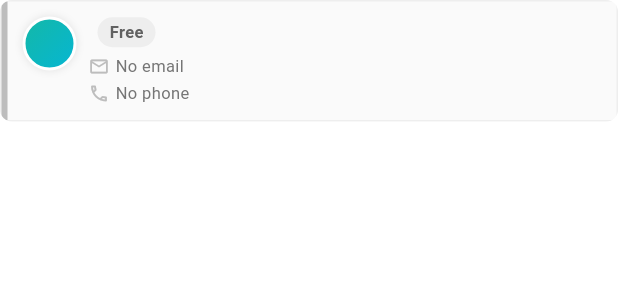
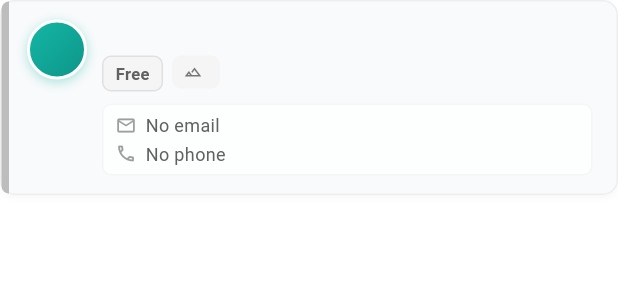
Before and after one commit to talktokris/service_cafe_mobile_app, a Flutter app: the ReferralTreeMemberCard widget shown alone on an empty page, opened directly with empty values, on a phone screen of 412 x 824 dp. Shown: the top 300 px of the screen. Run offline on Flutter 3.47's test engine with Material 3 defaults, Android fonts, the phone set to English and light mode, and no system bars; our stand-ins replace dio, flutter_secure_storage, go_router; accounts and stored records are empty; network calls fail.

Commit message:
tree map improved

```diff
--- a/lib/widgets/referral_tree/referral_tree_constants.dart
+++ b/lib/widgets/referral_tree/referral_tree_constants.dart
@@ -1,15 +1,21 @@
 import 'package:flutter/material.dart';
 
-/// Visual constants aligned with web `TreeViewMember.jsx`.
 class ReferralTreeStyle {
-  static const lineColor = Color(0xFF9CA3AF);
+  static const lineColor = Color(0xFF64748B);
   static const panelBg = Color(0xFFFAFAFA);
   static const lineWidth = 2.0;
-  static const spineX = 12.0;
-  static const branchW = 20.0;
-  static const parentStubH = 8.0;
+
+  /// Width reserved for connector gutter (left of cards).
+  static const gutterW = 28.0;
+  /// X position of vertical spine within the branch stack.
+  static const spineX = 13.0;
+  static const parentStubH = 14.0;
+  /// Indent per tree level for nested branches.
+  static const levelIndent = 28.0;
+  static const entryGap = 8.0;
 
   static const teal500 = Color(0xFF14B8A6);
+  static const teal600 = Color(0xFF0D9488);
   static const teal700 = Color(0xFF0F766E);
   static const cyan50 = Color(0xFFECFEFF);
   static const teal50 = Color(0xFFF0FDFA);
@@ -37,13 +43,13 @@ class BadgeRankStyle {
   static List<Color> colorsForBadge(Map<String, dynamic>? badge, {required bool isActive}) {
     if (badge == null) {
       return isActive
-          ? [ReferralTreeStyle.teal500, Color(0xFF06B6D4)]
+          ? [ReferralTreeStyle.teal500, ReferralTreeStyle.teal600]
           : [Color(0xFFD1D5DB), Color(0xFF9CA3AF)];
     }
     final name = badge['name']?.toString() ?? '';
     for (final r in ranks) {
       if (r.name == name) return r.colors;
     }
-    return [ReferralTreeStyle.teal500, Color(0xFF06B6D4)];
+    return [ReferralTreeStyle.teal500, ReferralTreeStyle.teal600];
   }
 }
--- a/lib/widgets/referral_tree/referral_tree_member_card.dart
+++ b/lib/widgets/referral_tree/referral_tree_member_card.dart
@@ -33,46 +33,50 @@ class ReferralTreeMemberCard extends StatelessWidget {
         (node['name']?.toString().isNotEmpty == true ? node['name'].toString()[0].toUpperCase() : '?');
     final accentColor = isActive ? ReferralTreeStyle.teal500 : Colors.grey.shade400;
 
-    final cardBody = ClipRRect(
-      borderRadius: BorderRadius.circular(8),
-      child: Material(
-        color: Colors.transparent,
+    final card = Material(
+      elevation: isCurrentRoot ? 3 : 1.5,
+      shadowColor: Colors.black.withValues(alpha: 0.12),
+      borderRadius: BorderRadius.circular(10),
+      color: Colors.white,
       child: InkWell(
         onTap: isCurrentRoot ? null : onCardTap,
-          child: Container(
-            width: double.infinity,
+        borderRadius: BorderRadius.circular(10),
+        child: Ink(
           decoration: BoxDecoration(
-              color: isActive ? null : Colors.grey.shade50,
+            borderRadius: BorderRadius.circular(10),
+            border: Border.all(
+              color: isCurrentRoot ? ReferralTreeStyle.teal500 : Colors.grey.shade200,
+              width: isCurrentRoot ? 1.5 : 1,
+            ),
             gradient: isActive
                 ? const LinearGradient(
-                      colors: [ReferralTreeStyle.teal50, ReferralTreeStyle.cyan50],
-                      begin: Alignment.centerLeft,
-                      end: Alignment.centerRight,
+                    colors: [Colors.white, ReferralTreeStyle.teal50],
+                    begin: Alignment.topLeft,
+                    end: Alignment.bottomRight,
                   )
                 : null,
-              border: Border.all(color: Colors.grey.shade200),
-              boxShadow: [
-                BoxShadow(
-                  color: Colors.black.withValues(alpha: 0.04),
-                  blurRadius: 4,
-                  offset: const Offset(0, 1),
-                ),
-              ],
+            color: isActive ? null : const Color(0xFFF9FAFB),
           ),
           child: IntrinsicHeight(
             child: Row(
               crossAxisAlignment: CrossAxisAlignment.stretch,
               children: [
-                  Container(width: 4, color: accentColor),
+                Container(
+                  width: 5,
+                  decoration: BoxDecoration(
+                    color: accentColor,
+                    borderRadius: const BorderRadius.horizontal(left: Radius.circular(10)),
+                  ),
+                ),
                 Expanded(
                   child: Padding(
-                      padding: const EdgeInsets.all(10),
+                    padding: const EdgeInsets.fromLTRB(12, 12, 10, 12),
                     child: Row(
                       crossAxisAlignment: CrossAxisAlignment.start,
                       children: [
                         Container(
-                            width: 36,
-                            height: 36,
+                          width: 40,
+                          height: 40,
                           decoration: BoxDecoration(
                             shape: BoxShape.circle,
                             gradient: LinearGradient(
@@ -82,86 +86,86 @@ class ReferralTreeMemberCard extends StatelessWidget {
                             ),
                             border: Border.all(color: Colors.white, width: 2),
                             boxShadow: [
-                                BoxShadow(color: Colors.black.withValues(alpha: 0.1), blurRadius: 4),
+                              BoxShadow(
+                                color: avatarColors.first.withValues(alpha: 0.35),
+                                blurRadius: 6,
+                                offset: const Offset(0, 2),
+                              ),
                             ],
                           ),
                           alignment: Alignment.center,
                           child: Text(
                             avatarInitial,
-                              style: const TextStyle(color: Colors.white, fontSize: 12, fontWeight: FontWeight.bold),
+                            style: const TextStyle(
+                              color: Colors.white,
+                              fontSize: 14,
+                              fontWeight: FontWeight.bold,
                             ),
                           ),
-                          const SizedBox(width: 8),
+                        ),
+                        const SizedBox(width: 10),
                         Expanded(
                           child: Column(
                             crossAxisAlignment: CrossAxisAlignment.start,
                             children: [
+                              Row(
+                                children: [
+                                  Expanded(
+                                    child: Text(
+                                      node['name']?.toString() ?? 'Unknown',
+                                      style: const TextStyle(
+                                        fontWeight: FontWeight.w700,
+                                        fontSize: 15,
+                                        color: Color(0xFF111827),
+                                        height: 1.2,
+                                      ),
+                                      maxLines: 1,
+                                      overflow: TextOverflow.ellipsis,
+                                    ),
+                                  ),
+                                  if (hasChildren)
+                                    Container(
+                                      margin: const EdgeInsets.only(left: 6),
+                                      padding: const EdgeInsets.symmetric(horizontal: 8, vertical: 3),
+                                      decoration: BoxDecoration(
+                                        color: Colors.white,
+                                        borderRadius: BorderRadius.circular(10),
+                                        border: Border.all(color: Colors.grey.shade200),
+                                      ),
+                                      child: Text(
+                                        '${children.length} ref${children.length == 1 ? '' : 's'}',
+                                        style: TextStyle(
+                                          fontSize: 10,
+                                          fontWeight: FontWeight.w600,
+                                          color: Colors.grey.shade600,
+                                        ),
+                                      ),
+                                    ),
+                                ],
+                              ),
+                              const SizedBox(height: 6),
                               Wrap(
                                 spacing: 6,
                                 runSpacing: 4,
-                                  crossAxisAlignment: WrapCrossAlignment.center,
                                 children: [
-                                    Text(
-                                      node['name']?.toString() ?? 'Unknown',
-                                      style: const TextStyle(
-                                        fontWeight: FontWeight.w600,
-                                        fontSize: 14,
-                                        color: Color(0xFF111827),
-                                      ),
-                                    ),
-                                    Container(
-                                      padding: const EdgeInsets.symmetric(horizontal: 8, vertical: 2),
-                                      decoration: BoxDecoration(
-                                        color: isPaid ? ReferralTreeStyle.teal50 : Colors.grey.shade200,
-                                        borderRadius: BorderRadius.circular(12),
-                                      ),
-                                      child: Text(
-                                        isPaid ? 'Paid' : 'Free',
-                                        style: TextStyle(
-                                          fontSize: 11,
-                                          fontWeight: FontWeight.w600,
-                                          color: isPaid ? ReferralTreeStyle.teal700 : Colors.grey.shade700,
-                                        ),
-                                      ),
-                                    ),
-                                    if (badge != null)
-                                      Text(
-                                        badge['name']?.toString() ?? '',
-                                        style: TextStyle(fontSize: 11, color: Colors.grey.shade600),
-                                      ),
+                                  _StatusChip(label: isPaid ? 'Paid' : 'Free', isPaid: isPaid),
+                                  if (badge != null) _RankChip(name: badge['name']?.toString() ?? ''),
                                 ],
                               ),
-                                const SizedBox(height: 4),
-                                _InfoRow(
-                                  icon: Icons.email_outlined,
-                                  text: node['email']?.toString().isNotEmpty == true ? node['email'].toString() : 'No email',
-                                ),
-                                const SizedBox(height: 2),
-                                _InfoRow(
-                                  icon: Icons.phone_outlined,
-                                  text: node['phone']?.toString().isNotEmpty == true ? node['phone'].toString() : 'No phone',
+                              const SizedBox(height: 8),
+                              _ContactBlock(
+                                email: node['email']?.toString().isNotEmpty == true
+                                    ? node['email'].toString()
+                                    : 'No email',
+                                phone: node['phone']?.toString().isNotEmpty == true
+                                    ? node['phone'].toString()
+                                    : 'No phone',
                               ),
                             ],
                           ),
                         ),
+                        const SizedBox(width: 6),
                         Column(
-                            children: [
-                              if (hasChildren)
-                                Container(
-                                  margin: const EdgeInsets.only(bottom: 6),
-                                  padding: const EdgeInsets.symmetric(horizontal: 8, vertical: 3),
-                                  decoration: BoxDecoration(
-                                    color: Colors.white,
-                                    borderRadius: BorderRadius.circular(12),
-                                    border: Border.all(color: Colors.grey.shade200),
-                                  ),
-                                  child: Text(
-                                    '${children.length} ref${children.length == 1 ? '' : 's'}',
-                                    style: TextStyle(fontSize: 10, color: Colors.grey.shade600),
-                                  ),
-                                ),
-                              Row(
-                                mainAxisSize: MainAxisSize.min,
                           children: [
                             if (hasMoreLevels)
                               _CircleActionButton(
@@ -170,24 +174,18 @@ class ReferralTreeMemberCard extends StatelessWidget {
                                 child: const Icon(Icons.arrow_downward, size: 14, color: Colors.white),
                               ),
                             if (hasChildren) ...[
-                                    if (hasMoreLevels) const SizedBox(width: 6),
+                              if (hasMoreLevels) const SizedBox(height: 6),
                               _CircleActionButton(
                                 color: Colors.white,
                                 borderColor: Colors.grey.shade300,
                                 onTap: onToggleExpand,
-                                      child: Text(
-                                        isExpanded ? '−' : '+',
-                                        style: TextStyle(
-                                          fontSize: 16,
-                                          fontWeight: FontWeight.bold,
+                                child: Icon(
+                                  isExpanded ? Icons.remove : Icons.add,
+                                  size: 18,
                                   color: Colors.grey.shade700,
-                                          height: 1,
-                                        ),
                                 ),
                               ),
                             ],
-                                ],
-                              ),
                           ],
                         ),
                       ],
@@ -199,18 +197,106 @@ class ReferralTreeMemberCard extends StatelessWidget {
           ),
         ),
       ),
+    );
+
+    if (!isCurrentRoot) return card;
+
+    return DecoratedBox(
+      decoration: BoxDecoration(
+        borderRadius: BorderRadius.circular(12),
+        boxShadow: [
+          BoxShadow(
+            color: ReferralTreeStyle.teal500.withValues(alpha: 0.25),
+            blurRadius: 8,
+            offset: const Offset(0, 2),
+          ),
+        ],
+      ),
+      child: card,
+    );
+  }
+}
+
+class _StatusChip extends StatelessWidget {
+  const _StatusChip({required this.label, required this.isPaid});
+
+  final String label;
+  final bool isPaid;
+
+  @override
+  Widget build(BuildContext context) {
+    return Container(
+      padding: const EdgeInsets.symmetric(horizontal: 8, vertical: 3),
+      decoration: BoxDecoration(
+        color: isPaid ? ReferralTreeStyle.teal50 : Colors.grey.shade100,
+        borderRadius: BorderRadius.circular(6),
+        border: Border.all(
+          color: isPaid ? ReferralTreeStyle.teal500.withValues(alpha: 0.35) : Colors.grey.shade300,
+        ),
+      ),
+      child: Text(
+        label,
+        style: TextStyle(
+          fontSize: 11,
+          fontWeight: FontWeight.w700,
+          color: isPaid ? ReferralTreeStyle.teal700 : Colors.grey.shade700,
+        ),
       ),
     );
+  }
+}
 
-    if (!isCurrentRoot) return cardBody;
+class _RankChip extends StatelessWidget {
+  const _RankChip({required this.name});
 
+  final String name;
+
+  @override
+  Widget build(BuildContext context) {
     return Container(
+      padding: const EdgeInsets.symmetric(horizontal: 8, vertical: 3),
       decoration: BoxDecoration(
-        borderRadius: BorderRadius.circular(10),
-        border: Border.all(color: ReferralTreeStyle.teal500, width: 2),
+        color: Colors.grey.shade100,
+        borderRadius: BorderRadius.circular(6),
       ),
-      padding: const EdgeInsets.all(2),
-      child: cardBody,
+      child: Row(
+        mainAxisSize: MainAxisSize.min,
+        children: [
+          Icon(Icons.landscape_outlined, size: 12, color: Colors.grey.shade600),
+          const SizedBox(width: 4),
+          Text(
+            name,
+            style: TextStyle(fontSize: 11, fontWeight: FontWeight.w500, color: Colors.grey.shade700),
+          ),
+        ],
+      ),
+    );
+  }
+}
+
+class _ContactBlock extends StatelessWidget {
+  const _ContactBlock({required this.email, required this.phone});
+
+  final String email;
+  final String phone;
+
+  @override
+  Widget build(BuildContext context) {
+    return Container(
+      width: double.infinity,
+      padding: const EdgeInsets.symmetric(horizontal: 8, vertical: 6),
+      decoration: BoxDecoration(
+        color: Colors.white.withValues(alpha: 0.7),
+        borderRadius: BorderRadius.circular(6),
+        border: Border.all(color: Colors.grey.shade100),
+      ),
+      child: Column(
+        children: [
+          _InfoRow(icon: Icons.email_outlined, text: email),
+          const SizedBox(height: 4),
+          _InfoRow(icon: Icons.phone_outlined, text: phone),
+        ],
+      ),
     );
   }
 }
@@ -225,12 +311,12 @@ class _InfoRow extends StatelessWidget {
   Widget build(BuildContext context) {
     return Row(
       children: [
-        Icon(icon, size: 14, color: Colors.grey.shade400),
-        const SizedBox(width: 4),
+        Icon(icon, size: 14, color: Colors.grey.shade500),
+        const SizedBox(width: 6),
         Expanded(
           child: Text(
             text,
-            style: TextStyle(fontSize: 11, color: Colors.grey.shade600),
+            style: TextStyle(fontSize: 12, color: Colors.grey.shade700, height: 1.25),
             maxLines: 1,
             overflow: TextOverflow.ellipsis,
           ),
@@ -258,12 +344,13 @@ class _CircleActionButton extends StatelessWidget {
     return Material(
       color: color ?? Colors.transparent,
       shape: const CircleBorder(),
+      elevation: 0.5,
       child: InkWell(
         customBorder: const CircleBorder(),
         onTap: onTap,
         child: Container(
-          width: 28,
-          height: 28,
+          width: 30,
+          height: 30,
           decoration: BoxDecoration(
             shape: BoxShape.circle,
             color: color,
```
Also changed, not shown: lib/widgets/referral_tree/referral_tree_org_painter.dart (added, +62 -0 lines), lib/widgets/referral_tree/referral_tree_widget.dart (+113 -118 lines). Lines whose indentation alone changed are shown as unchanged.
